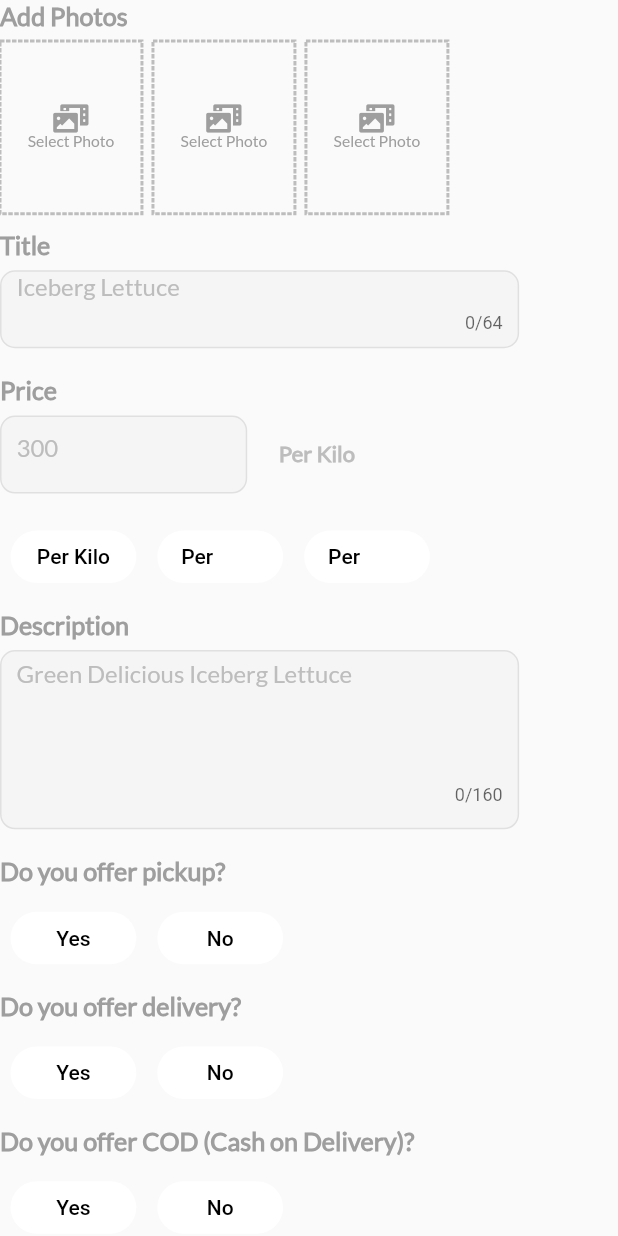
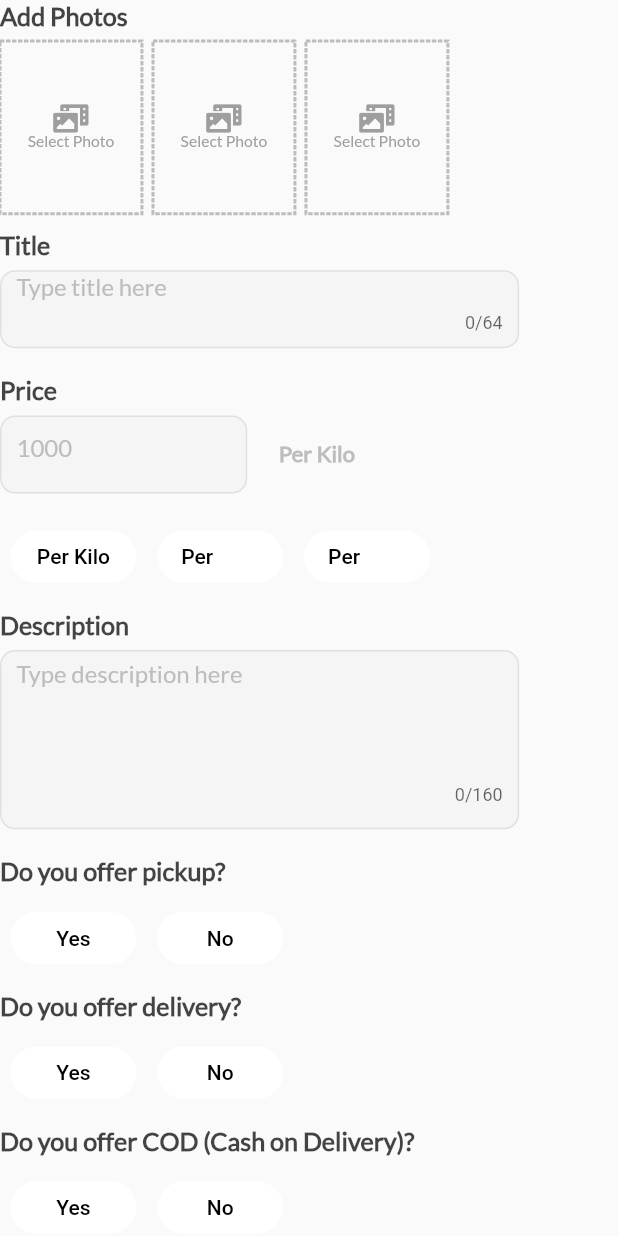
Before and after one commit to jamescasia/plantApp, a Flutter app: the SellingForm widget shown alone on an empty page, opened directly, on a phone screen of 412 x 824 dp. Run offline on Flutter 3.47's test engine with Material 2 defaults, Android fonts, the phone set to English and light mode, and no system bars; drawn by our look-alikes of custom_radio_grouped_button, dotted_border; our stand-ins replace cached_network_image, firebase_auth, firebase_database, fluttertoast, font_awesome_flutter, google_maps_flutter and 3 more; missing offline and left inert: google_map_location_picker; accounts and stored records are empty; network calls fail.

Commit message:
finished add listing to firebase

```diff
--- a/lib/DataModels/Listing.dart
+++ b/lib/DataModels/Listing.dart
@@ -15,6 +15,7 @@ class ListingSelling {
   bool isDelivery = false;
   bool isCOD = false;
   UserInfo poster;
+  int views = 0;
 
   ListingSelling(
       {this.title,
@@ -48,6 +49,7 @@ class ListingSelling {
         '"isPickup"': '"$isPickup"',
         '"isDelivery"': '"$isDelivery"',
         '"isCOD"': '"$isCOD"',
+        '"views"': '"${views.toString()}"',
         '"poster"': '"${poster.toJson()}"'
       };
 
@@ -69,6 +71,7 @@ class ListingSelling {
         isPickup = json["isPickup"],
         isDelivery = json["isDelivery"],
         isCOD = json["isCOD"],
+        views = int.parse(json["views"]),
         poster = UserInfo.fromJson(json["poster"]);
 }
 
@@ -81,6 +84,7 @@ class ListingBuying {
   String image3Path = "";
   String desc = "";
   double price = 0.0;
+  int views = 0;
   PriceLabel priceLabel = PriceLabel.PerKilo;
   bool isNegotiable = false;
   bool isPickup = false;
@@ -120,6 +124,7 @@ class ListingBuying {
         '"isPickup"': '"$isPickup"',
         '"isDelivery"': '"$isDelivery"',
         '"isCOD"': '"$isCOD"',
+        '"views"': '"${views.toString()}"',
         '"poster"': '"${poster.toJson()}"'
       };
 
@@ -130,6 +135,7 @@ class ListingBuying {
         image1Path = json["image1Path"],
         image2Path = json["image2Path"],
         image3Path = json["image3Path"],
+        views = int.parse(json["views"]),
         desc = json["desc"],
         price = double.parse(json["price"]),
         priceLabel = json["priceLabel"] == '"PerKilo"'
@@ -147,6 +153,7 @@ class ListingBuying {
 class ListingSharing {
   String title = "";
   String id = "";
+  int views = 0;
   String datePosted = "";
 
   String image1Path = "";
@@ -173,6 +180,7 @@ class ListingSharing {
         '"image2Path"': '"$image2Path"',
         '"image3Path"': '"$image3Path"',
         '"desc"': '"$desc"',
+        '"views"': '"${views.toString()}"',
         '"poster"': '"${poster.toJson()}"'
       };
 
@@ -184,6 +192,7 @@ class ListingSharing {
         image2Path = json["image2Path"],
         image3Path = json["image3Path"],
         desc = json["desc"],
+        views = int.parse(json["views"]),
         poster = UserInfo.fromJson(json["poster"]);
 }
 
--- a/lib/Screens/elements/AddPostPage.dart
+++ b/lib/Screens/elements/AddPostPage.dart
@@ -412,7 +412,7 @@ class _BuyingFormState extends State<BuyingForm> {
                           controller: titleController,
                           maxLength: 64,
                           decoration: new InputDecoration.collapsed(
-                              hintText: 'Iceberg Lettuce',
+                              hintText: 'Type title here',
                               hintStyle: TextStyle(
                                   fontFamily: "Lato", color: Colors.grey[400])),
                         ),
@@ -541,7 +541,7 @@ class _BuyingFormState extends State<BuyingForm> {
                           style: TextStyle(fontFamily: "Lato"),
                           controller: descController,
                           decoration: new InputDecoration.collapsed(
-                              hintText: 'Green Delicious Iceberg Lettuce',
+                              hintText: 'Type description here',
                               hintStyle: TextStyle(
                                   fontFamily: "Lato", color: Colors.grey[400])),
                         ),
@@ -611,7 +611,7 @@ class _SellingFormState extends State<SellingForm> {
                         fontFamily: "Lato",
                         fontSize: Globals.dwidth * 16,
                         fontWeight: FontWeight.w600,
-                        color: Colors.grey[500]),
+                        color: Globals.mildBlack),
                   ),
                   SizedBox(
                     height: Globals.dheight * 7,
@@ -819,7 +819,7 @@ class _SellingFormState extends State<SellingForm> {
                           fontFamily: "Lato",
                           fontSize: Globals.dwidth * 16,
                           fontWeight: FontWeight.w600,
-                          color: Colors.grey[500]),
+                          color: Globals.mildBlack),
                     ),
                     Container(
                       margin:
@@ -837,7 +837,7 @@ class _SellingFormState extends State<SellingForm> {
                           controller: titleController,
                           maxLength: 64,
                           decoration: new InputDecoration.collapsed(
-                              hintText: 'Iceberg Lettuce',
+                              hintText: 'Type title here',
                               hintStyle: TextStyle(
                                   fontFamily: "Lato", color: Colors.grey[400])),
                         ),
@@ -858,7 +858,7 @@ class _SellingFormState extends State<SellingForm> {
                           fontFamily: "Lato",
                           fontSize: Globals.dwidth * 16,
                           fontWeight: FontWeight.w600,
-                          color: Colors.grey[500]),
+                          color: Globals.mildBlack),
                     ),
                     Row(
                       crossAxisAlignment: CrossAxisAlignment.center,
@@ -881,7 +881,7 @@ class _SellingFormState extends State<SellingForm> {
                               style: TextStyle(fontFamily: "Lato"),
                               controller: priceController,
                               decoration: new InputDecoration.collapsed(
-                                  hintText: '300',
+                                  hintText: '1000',
                                   hintStyle: TextStyle(
                                       fontFamily: "Lato",
                                       color: Colors.grey[400])),
@@ -947,7 +947,7 @@ class _SellingFormState extends State<SellingForm> {
                           fontFamily: "Lato",
                           fontSize: Globals.dwidth * 16,
                           fontWeight: FontWeight.w600,
-                          color: Colors.grey[500]),
+                          color: Globals.mildBlack),
                     ),
                     Container(
                       margin:
@@ -966,7 +966,7 @@ class _SellingFormState extends State<SellingForm> {
                           style: TextStyle(fontFamily: "Lato"),
                           controller: descController,
                           decoration: new InputDecoration.collapsed(
-                              hintText: 'Green Delicious Iceberg Lettuce',
+                              hintText: 'Type description here',
                               hintStyle: TextStyle(
                                   fontFamily: "Lato", color: Colors.grey[400])),
                         ),
@@ -987,7 +987,7 @@ class _SellingFormState extends State<SellingForm> {
                         fontFamily: "Lato",
                         fontSize: Globals.dwidth * 16,
                         fontWeight: FontWeight.w600,
-                        color: Colors.grey[500]),
+                        color: Globals.mildBlack),
                   ),
                   SizedBox(height: Globals.dheight * 10),
                   Container(
@@ -1024,7 +1024,7 @@ class _SellingFormState extends State<SellingForm> {
                               fontFamily: "Lato",
                               fontSize: Globals.dwidth * 16,
                               fontWeight: FontWeight.w600,
-                              color: Colors.grey[500]),
+                              color: Globals.mildBlack),
                         ),
                         SizedBox(height: Globals.dheight * 10),
                         Container(
@@ -1058,15 +1058,13 @@ class _SellingFormState extends State<SellingForm> {
                       mainAxisAlignment: MainAxisAlignment.start,
                       crossAxisAlignment: CrossAxisAlignment.start,
                       children: <Widget>[
-                        Text(
-                          "Do you offer COD (Cash on Delivery)?",
+                        Text("Do you offer COD (Cash on Delivery)?",
                             textAlign: TextAlign.start,
                             style: TextStyle(
                                 fontFamily: "Lato",
                                 fontSize: Globals.dwidth * 16,
                                 fontWeight: FontWeight.w600,
-                              color: Colors.grey[500]),
-                        ),
+                                color: Globals.mildBlack)),
                         SizedBox(height: Globals.dheight * 10),
                         Container(
                           width: Globals.width * 0.7,
@@ -1099,15 +1097,13 @@ class _SellingFormState extends State<SellingForm> {
                       mainAxisAlignment: MainAxisAlignment.start,
                       crossAxisAlignment: CrossAxisAlignment.start,
                       children: <Widget>[
-                        Text(
-                          "Is this negotiable?",
+                        Text("Is this negotiable?",
                             textAlign: TextAlign.start,
                             style: TextStyle(
                                 fontFamily: "Lato",
                                 fontSize: Globals.dwidth * 16,
                                 fontWeight: FontWeight.w600,
-                              color: Colors.grey[500]),
-                        ),
+                                color: Globals.mildBlack)),
                         SizedBox(height: Globals.dheight * 10),
                         Container(
                           width: Globals.width * 0.7,
@@ -1182,6 +1178,8 @@ class _SellingFormState extends State<SellingForm> {
                       borderRadius: BorderRadius.all(Radius.circular(12))),
                   onPressed: () {
                     if (isFormValid()) {
+                      ListingSelling listing = ListingSelling(title:titleController.text, datePosted: DateTime.now().toIso8601String(), desc: descController.text,image1Path: ;
+                      appModel.addPostPageAddNewSellListing(listing);
                     } else {
                       Fluttertoast.showToast(
                           backgroundColor: Colors.red,
@@ -1191,7 +1189,7 @@ class _SellingFormState extends State<SellingForm> {
                           gravity: ToastGravity.BOTTOM,
                           timeInSecForIosWeb: 1,
                           fontSize: 16.0);
-                    }
+                    };
                   },
                   minWidth: Globals.width * 0.9,
                   height: Globals.dheight * 50,
```
Also changed, not shown: lib/DataModels/AppDatabase.dart (+63 -6 lines), lib/ScopedModels/app_model.dart (+11 -0 lines). Lines whose indentation alone changed are shown as unchanged.
